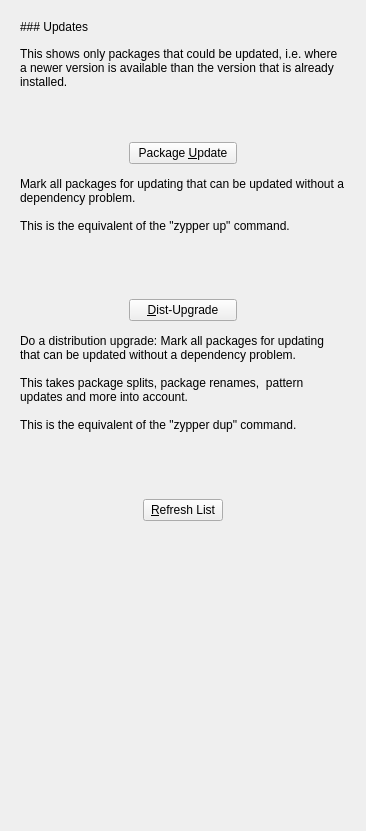
shundhammer/yqpkg, file src/updates-filter-view.ui: the form before one commit.
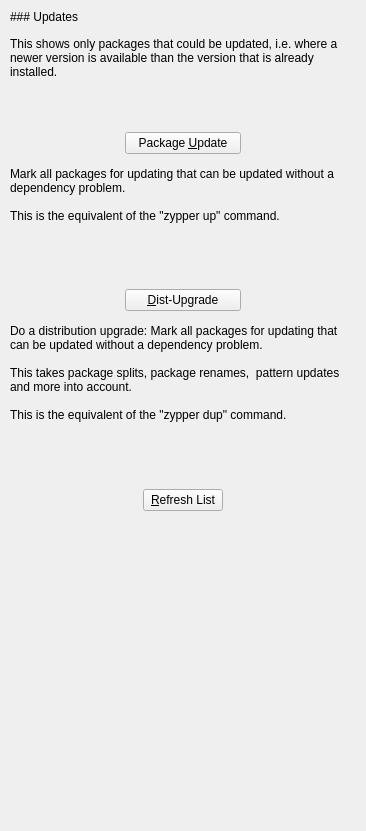
The form after the commit.

Commit message: Need less margins now

Diff of the .ui file:
```diff
--- a/src/updates-filter-view.ui
+++ b/src/updates-filter-view.ui
@@ -18,16 +18,16 @@
     <number>13</number>
    </property>
    <property name="leftMargin">
-    <number>20</number>
+    <number>10</number>
    </property>
    <property name="topMargin">
-    <number>20</number>
+    <number>10</number>
    </property>
    <property name="rightMargin">
-    <number>20</number>
+    <number>10</number>
    </property>
    <property name="bottomMargin">
-    <number>20</number>
+    <number>10</number>
    </property>
    <item>
     <widget class="QLabel" name="label">
```
